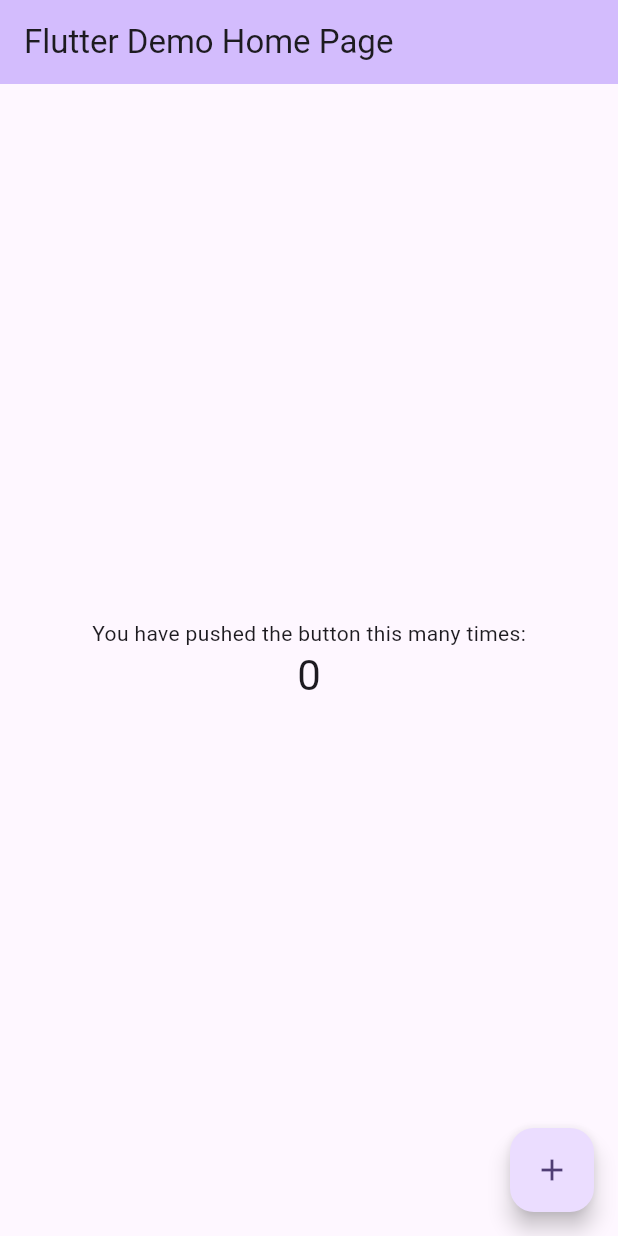
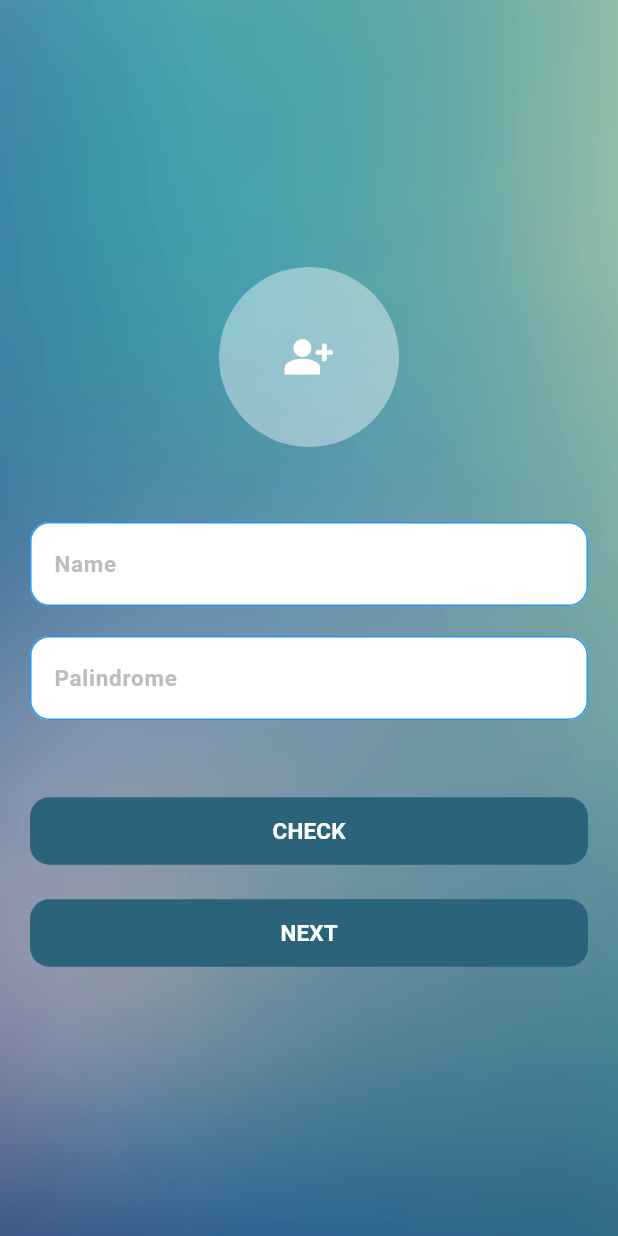
Before and after one commit to swasw/project-test-Aqil_Aswangga_Anggaraksa_mobdev, a Flutter app: the screen it shows after launch, on a phone screen of 412 x 824 dp. Run offline on Flutter 3.47's test engine with Material 3 defaults, Android fonts, the phone set to English and light mode, and no system bars.

Commit message:
login page

```diff
--- a/suit_mobdev/lib/main.dart
+++ b/suit_mobdev/lib/main.dart
@@ -1,4 +1,5 @@
 import 'package:flutter/material.dart';
+import 'package:suit_mobdev/pages/loginpage.dart';
 
 void main() {
   runApp(const MyApp());
@@ -6,117 +7,15 @@ void main() {
 
 class MyApp extends StatelessWidget {
   const MyApp({super.key});
-
-  // This widget is the root of your application.
   @override
   Widget build(BuildContext context) {
     return MaterialApp(
       title: 'Flutter Demo',
       theme: ThemeData(
-        // This is the theme of your application.
-        //
-        // TRY THIS: Try running your application with "flutter run". You'll see
-        // the application has a purple toolbar. Then, without quitting the app,
-        // try changing the seedColor in the colorScheme below to Colors.green
-        // and then invoke "hot reload" (save your changes or press the "hot
-        // reload" button in a Flutter-supported IDE, or press "r" if you used
-        // the command line to start the app).
-        //
-        // Notice that the counter didn't reset back to zero; the application
-        // state is not lost during the reload. To reset the state, use hot
-        // restart instead.
-        //
-        // This works for code too, not just values: Most code changes can be
-        // tested with just a hot reload.
         colorScheme: ColorScheme.fromSeed(seedColor: Colors.deepPurple),
       ),
-      home: const MyHomePage(title: 'Flutter Demo Home Page'),
+      debugShowCheckedModeBanner: false,
+      home: Loginpage(),
     );
   }
 }
-
-class MyHomePage extends StatefulWidget {
-  const MyHomePage({super.key, required this.title});
-
-  // This widget is the home page of your application. It is stateful, meaning
-  // that it has a State object (defined below) that contains fields that affect
-  // how it looks.
-
-  // This class is the configuration for the state. It holds the values (in this
-  // case the title) provided by the parent (in this case the App widget) and
-  // used by the build method of the State. Fields in a Widget subclass are
-  // always marked "final".
-
-  final String title;
-
-  @override
-  State<MyHomePage> createState() => _MyHomePageState();
-}
-
-class _MyHomePageState extends State<MyHomePage> {
-  int _counter = 0;
-
-  void _incrementCounter() {
-    setState(() {
-      // This call to setState tells the Flutter framework that something has
-      // changed in this State, which causes it to rerun the build method below
-      // so that the display can reflect the updated values. If we changed
-      // _counter without calling setState(), then the build method would not be
-      // called again, and so nothing would appear to happen.
-      _counter++;
-    });
-  }
-
-  @override
-  Widget build(BuildContext context) {
-    // This method is rerun every time setState is called, for instance as done
-    // by the _incrementCounter method above.
-    //
-    // The Flutter framework has been optimized to make rerunning build methods
-    // fast, so that you can just rebuild anything that needs updating rather
-    // than having to individually change instances of widgets.
-    return Scaffold(
-      appBar: AppBar(
-        // TRY THIS: Try changing the color here to a specific color (to
-        // Colors.amber, perhaps?) and trigger a hot reload to see the AppBar
-        // change color while the other colors stay the same.
-        backgroundColor: Theme.of(context).colorScheme.inversePrimary,
-        // Here we take the value from the MyHomePage object that was created by
-        // the App.build method, and use it to set our appbar title.
-        title: Text(widget.title),
-      ),
-      body: Center(
-        // Center is a layout widget. It takes a single child and positions it
-        // in the middle of the parent.
-        child: Column(
-          // Column is also a layout widget. It takes a list of children and
-          // arranges them vertically. By default, it sizes itself to fit its
-          // children horizontally, and tries to be as tall as its parent.
-          //
-          // Column has various properties to control how it sizes itself and
-          // how it positions its children. Here we use mainAxisAlignment to
-          // center the children vertically; the main axis here is the vertical
-          // axis because Columns are vertical (the cross axis would be
-          // horizontal).
-          //
-          // TRY THIS: Invoke "debug painting" (choose the "Toggle Debug Paint"
-          // action in the IDE, or press "p" in the console), to see the
-          // wireframe for each widget.
-          mainAxisAlignment: MainAxisAlignment.center,
-          children: <Widget>[
-            const Text('You have pushed the button this many times:'),
-            Text(
-              '$_counter',
-              style: Theme.of(context).textTheme.headlineMedium,
-            ),
-          ],
-        ),
-      ),
-      floatingActionButton: FloatingActionButton(
-        onPressed: _incrementCounter,
-        tooltip: 'Increment',
-        child: const Icon(Icons.add),
-      ), // This trailing comma makes auto-formatting nicer for build methods.
-    );
-  }
-}
--- /dev/null
+++ b/suit_mobdev/lib/pages/loginpage.dart
@@ -0,0 +1,153 @@
+import 'package:flutter/material.dart';
+
+class Loginpage extends StatefulWidget {
+  const Loginpage({super.key});
+
+  @override
+  State<Loginpage> createState() => _LoginpageState();
+}
+
+class _LoginpageState extends State<Loginpage> {
+  @override
+  Widget build(BuildContext context) {
+    return Scaffold(
+      body: Stack(
+        children: [
+          Positioned.fill(
+            child: Image.asset('assets/background1.png', fit: BoxFit.cover),
+          ),
+          Container(
+            margin: EdgeInsets.fromLTRB(20, 0, 20, 0),
+            child: Column(
+              mainAxisAlignment: MainAxisAlignment.center,
+              crossAxisAlignment: CrossAxisAlignment.center,
+              children: [
+                Center(
+                  child: Container(
+                    width: 120,
+                    height: 120,
+                    decoration: BoxDecoration(
+                      shape: BoxShape.circle,
+                      color: const Color.fromARGB(103, 255, 255, 255),
+                    ),
+                    child: Center(
+                      child: Icon(
+                        Icons.person_add_alt_rounded,
+                        size: 35,
+                        color: const Color.fromARGB(255, 255, 255, 255),
+                      ),
+                    ),
+                  ),
+                ),
+                SizedBox(height: 50),
+                TextField(
+                  style: TextStyle(color: Colors.grey[700]),
+                  decoration: InputDecoration(
+                    filled: true,
+                    fillColor: Colors.white,
+                    hintText: 'Name',
+                    hintStyle: TextStyle(
+                      fontWeight: FontWeight.bold,
+                      color: Colors.grey[400],
+                      fontSize: 15,
+                    ),
+                    enabledBorder: OutlineInputBorder(
+                      borderRadius: BorderRadius.circular(13),
+                      borderSide: BorderSide(color: Colors.blue, width: 1),
+                    ),
+                    focusedBorder: OutlineInputBorder(
+                      borderRadius: BorderRadius.circular(13),
+                      borderSide: BorderSide(
+                        color: Colors.blueAccent,
+                        width: 2,
+                      ),
+                    ),
+                    border: OutlineInputBorder(
+                      borderRadius: BorderRadius.circular(13),
+                      borderSide: BorderSide(color: Colors.blue),
+                    ),
+                  ),
+                ),
+                SizedBox(height: 20),
+                TextField(
+                  style: TextStyle(color: Colors.grey[700]),
+                  decoration: InputDecoration(
+                    filled: true,
+                    fillColor: Colors.white,
+                    hintText: 'Palindrome',
+                    hintStyle: TextStyle(
+                      fontWeight: FontWeight.bold,
+                      color: Colors.grey[400],
+                      fontSize: 15,
+                    ),
+                    enabledBorder: OutlineInputBorder(
+                      borderRadius: BorderRadius.circular(13),
+                      borderSide: BorderSide(color: Colors.blue, width: 1),
+                    ),
+                    focusedBorder: OutlineInputBorder(
+                      borderRadius: BorderRadius.circular(13),
+                      borderSide: BorderSide(
+                        color: Colors.blueAccent,
+                        width: 2,
+                      ),
+                    ),
+                    border: OutlineInputBorder(
+                      borderRadius: BorderRadius.circular(13),
+                      borderSide: BorderSide(color: Colors.blue),
+                    ),
+                  ),
+                ),
+                SizedBox(height: 50),
+                SizedBox(
+                  width: double.infinity,
+                  child: TextButton(
+                    onPressed: () {},
+                    style: TextButton.styleFrom(
+                      backgroundColor: const Color.fromARGB(255, 43, 99, 123),
+                      foregroundColor: Colors.white,
+                      shape: RoundedRectangleBorder(
+                        borderRadius: BorderRadius.circular(13),
+                        side: BorderSide.none,
+                      ),
+                      padding: EdgeInsets.symmetric(vertical: 12),
+                    ),
+                    child: Text(
+                      "CHECK",
+                      style: TextStyle(
+                        fontWeight: FontWeight.bold,
+                        fontSize: 15,
+                      ),
+                    ),
+                  ),
+                ),
+                SizedBox(height: 20),
+                SizedBox(
+                  width: double.infinity,
+                  child: TextButton(
+                    onPressed: () {},
+                    style: TextButton.styleFrom(
+                      backgroundColor: const Color.fromARGB(255, 43, 99, 123),
+                      foregroundColor: Colors.white,
+                      shape: RoundedRectangleBorder(
+                        borderRadius: BorderRadius.circular(13),
+                        side: BorderSide.none,
+                      ),
+                      padding: EdgeInsets.symmetric(vertical: 12),
+                    ),
+                    child: Text(
+                      "NEXT",
+                      style: TextStyle(
+                        fontWeight: FontWeight.bold,
+                        fontSize: 15,
+                      ),
+                    ),
+                  ),
+                ),
+              ],
+            ),
+          ),
+        ],
+      ),
+    );
+  }
+}
--- a/suit_mobdev/pubspec.yaml
+++ b/suit_mobdev/pubspec.yaml
@@ -58,9 +58,8 @@ flutter:
   uses-material-design: true
 
   # To add assets to your application, add an assets section, like this:
-  # assets:
-  #   - images/a_dot_burr.jpeg
-  #   - images/a_dot_ham.jpeg
+  assets:
+    - assets/background1.png
 
   # An image asset can refer to one or more resolution-specific "variants", see
   # https://flutter.dev/to/resolution-aware-images
```
Also changed, not shown: suit_mobdev/assets/background1.png (added).
